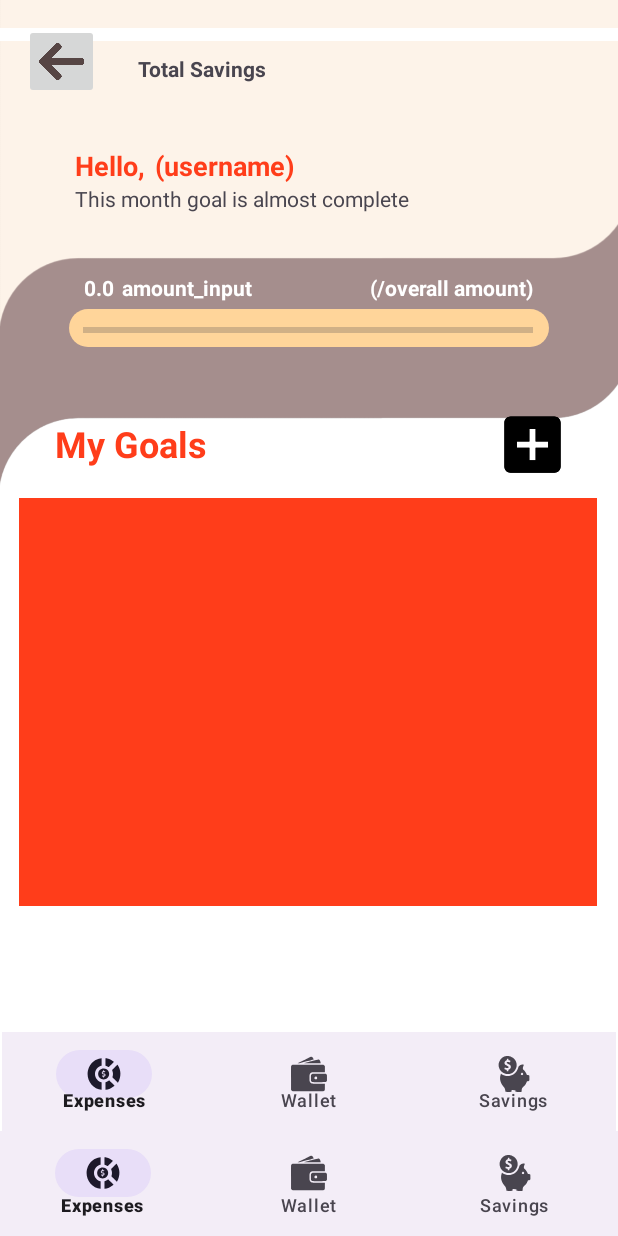
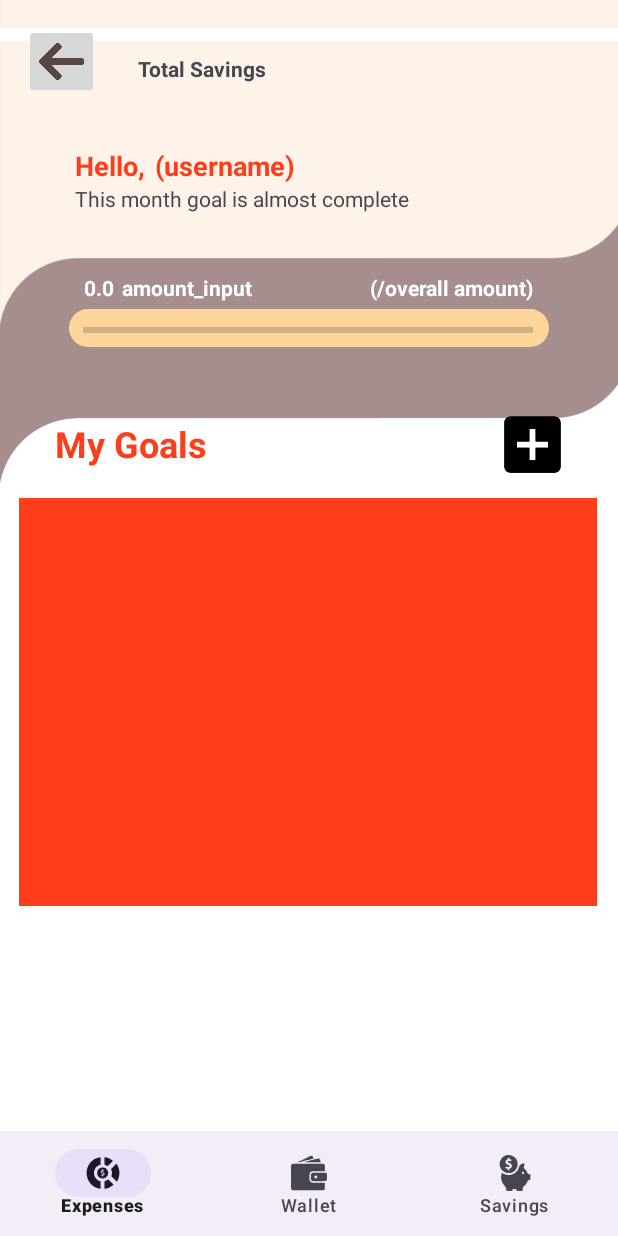
Before and after one commit to SeanMegusean/MoneyGer-on-progress, an Android app: the fragment Savings placed in its activity, on a phone screen of 412 x 824 dp. Run offline under Robolectric (Android 15) with nearby library versions, the phone set to English and light mode, and no system bars.

Commit message:
removed the doubled bottom nav bar

```diff
--- a/app/src/main/res/layout/fragment_savings.xml
+++ b/app/src/main/res/layout/fragment_savings.xml
@@ -189,14 +189,6 @@
             android:layout_height="match_parent" />
     </LinearLayout>
 
-    <com.google.android.material.bottomnavigation.BottomNavigationView
-        android:layout_width="409dp"
-        android:layout_height="66dp"
-        app:layout_constraintBottom_toBottomOf="parent"
-        app:layout_constraintEnd_toEndOf="parent"
-        app:layout_constraintStart_toStartOf="parent"
-        app:menu="@menu/bottom_nav_menu" />
-
     <TextView
         android:id="@+id/amount_input"
         android:layout_width="wrap_content"
```
